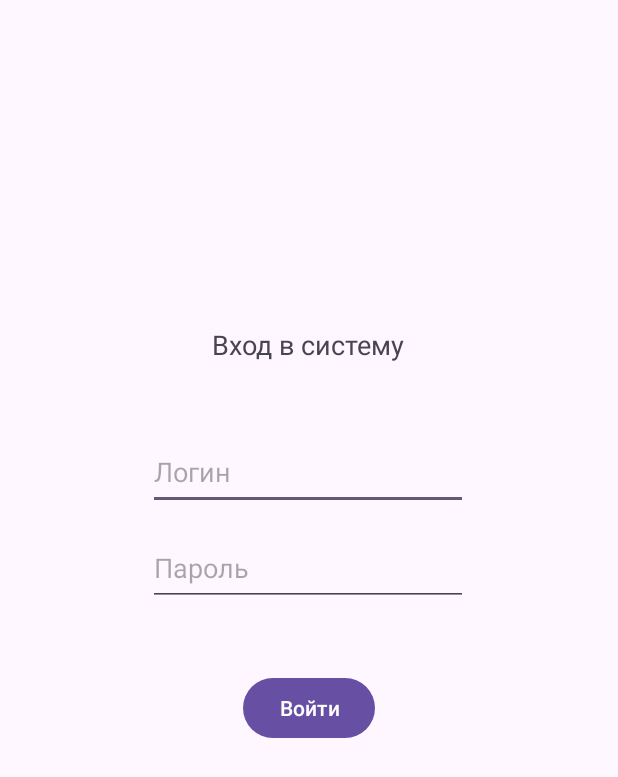
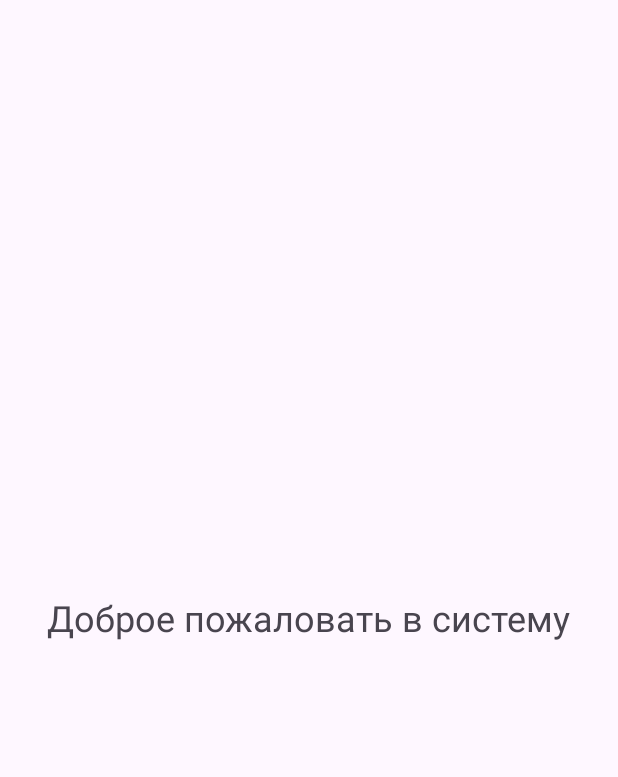
Before and after one commit to anaviel/Employee_access_control_system, an Android app: the layout activity_main.xml on its own in the app's theme, with its tools: preview values and no code run, on a phone screen of 412 x 824 dp. Shown: the top 777 px of the screen. Run offline under Robolectric (Android 15) with nearby library versions, the phone set to English and light mode, and no system bars.

Commit message:
Добавлены файлы activity_login.xml и activity_main.xml

```diff
--- a/app/src/main/res/layout/activity_main.xml
+++ b/app/src/main/res/layout/activity_main.xml
@@ -1,59 +1,14 @@
 <?xml version="1.0" encoding="utf-8"?>
-<androidx.constraintlayout.widget.ConstraintLayout xmlns:android="http://schemas.android.com/apk/res/android"
-    xmlns:app="http://schemas.android.com/apk/res-auto"
-    xmlns:tools="http://schemas.android.com/tools"
-    android:id="@+id/main"
+<RelativeLayout xmlns:android="http://schemas.android.com/apk/res/android"
     android:layout_width="match_parent"
     android:layout_height="match_parent"
-    tools:context=".MainActivity">
+    android:padding="16dp">
 
     <TextView
-        android:id="@+id/textEnterSystem"
         android:layout_width="wrap_content"
         android:layout_height="wrap_content"
-        android:text="Вход в систему"
-        android:textSize="18sp"
-        app:layout_constraintBottom_toBottomOf="parent"
-        app:layout_constraintEnd_toEndOf="parent"
-        app:layout_constraintHorizontal_bias="0.498"
-        app:layout_constraintStart_toStartOf="parent"
-        app:layout_constraintTop_toTopOf="parent"
-        app:layout_constraintVertical_bias="0.272" />
+        android:text="Доброе пожаловать в систему"
+        android:textSize="24sp"
+        android:layout_centerInParent="true"/>
 
-    <EditText
-        android:id="@+id/textLogin"
-        android:layout_width="wrap_content"
-        android:layout_height="50dp"
-        android:layout_marginTop="48dp"
-        android:ems="10"
-        android:hint="Логин"
-        android:inputType="text"
-        app:layout_constraintEnd_toEndOf="parent"
-        app:layout_constraintHorizontal_bias="0.497"
-        app:layout_constraintStart_toStartOf="parent"
-        app:layout_constraintTop_toBottomOf="@+id/textEnterSystem" />
-
-    <EditText
-        android:id="@+id/textPassword"
-        android:layout_width="wrap_content"
-        android:layout_height="50dp"
-        android:layout_marginTop="112dp"
-        android:ems="10"
-        android:hint="Пароль"
-        android:inputType="text"
-        app:layout_constraintEnd_toEndOf="parent"
-        app:layout_constraintHorizontal_bias="0.497"
-        app:layout_constraintStart_toStartOf="parent"
-        app:layout_constraintTop_toBottomOf="@+id/textEnterSystem" />
-
-    <Button
-        android:id="@+id/buttonEnterSystem"
-        android:layout_width="wrap_content"
-        android:layout_height="wrap_content"
-        android:layout_marginTop="44dp"
-        android:text="Войти"
-        app:layout_constraintEnd_toEndOf="parent"
-        app:layout_constraintStart_toStartOf="parent"
-        app:layout_constraintTop_toBottomOf="@+id/textPassword" />
-
-</androidx.constraintlayout.widget.ConstraintLayout>
+</RelativeLayout>
```
Also changed, not shown: app/src/main/java/com/example/employee_access_control_system/LoginActivity.kt (added, +33 -0 lines), app/src/main/java/com/example/employee_access_control_system/MainActivity.kt (+6 -17 lines), app/src/main/res/layout/activity_login.xml (added, +48 -0 lines).
